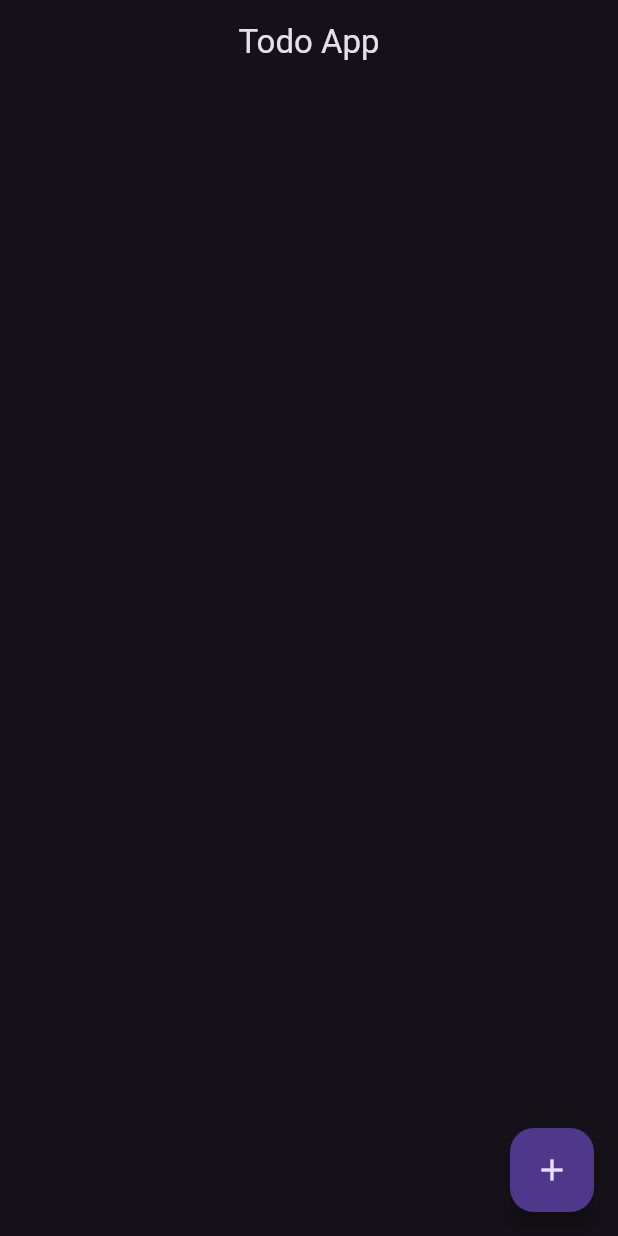
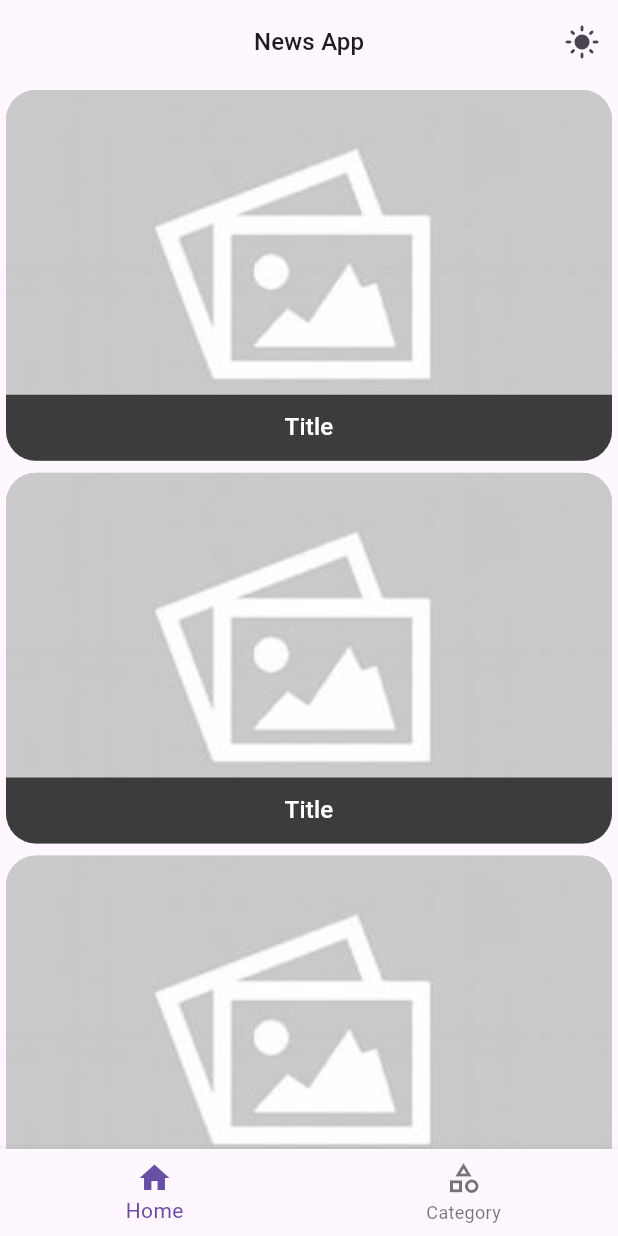
Before and after one commit to linith2244github/getx_sql, a Flutter app: the screen it shows after launch, on a phone screen of 412 x 824 dp. Run offline on Flutter 3.47's test engine with Material 3 defaults, Android fonts, the phone set to English and light mode, and no system bars; our stand-ins replace get, get_storage.

Commit message:
first commit

```diff
--- /dev/null
+++ b/lib/Controller/news_controller.dart
@@ -0,0 +1,35 @@
+import 'package:flutter/material.dart';
+import 'package:get/get.dart';
+import 'package:get_storage/get_storage.dart';
+
+class NewsController extends GetxController{
+
+  final box = GetStorage();
+
+  void changeThemeMode(){
+    String? theme = box.read('theme');
+    if(theme == null || theme == 'dark'){
+      Get.changeThemeMode(ThemeMode.light);
+      box.write('theme', 'light');
+    }else{
+      Get.changeThemeMode(ThemeMode.dark);
+      box.write('theme', 'dark');
+    }
+    update();
+  }
+
+  IconData iconTheme() {
+    String? theme = box.read('theme');
+    if(theme == 'dark'){
+      return Icons.dark_mode;
+    }else{
+      return Icons.light_mode;
+    }
+  }
+
+  int index = 0;
+  void changeNavBar({required int currentIndex}) {
+    index = currentIndex;
+    update();
+  }
+}
--- /dev/null
+++ b/lib/View/screens/home_screen.dart
@@ -0,0 +1,91 @@
+import 'package:flutter/material.dart';
+import 'package:get/get.dart';
+import 'package:getx_sqflite/Controller/news_controller.dart';
+import 'package:getx_sqflite/View/widgets/category_widget.dart';
+import 'package:getx_sqflite/View/widgets/home_widget.dart';
+
+class HomeScreen extends StatelessWidget {
+  HomeScreen({super.key});
+  final controller = Get.put(NewsController());
+  final pageController = PageController();
+
+  @override
+  Widget build(BuildContext context) {
+    return WillPopScope(
+      onWillPop: () async {
+        return await Get.dialog(
+          AlertDialog(
+            title: const Text('Closing The App'),
+            content: const Text('Are you sure to close the app?'),
+            actions: [
+              ElevatedButton(
+                  onPressed: () {
+                    Get.back(
+                      result: true,
+                    );
+                  },
+                  child: const Text('Close')),
+              ElevatedButton(
+                  onPressed: () {
+                    Get.back();
+                  },
+                  child: const Text('Cancel')),
+            ],
+          ),
+        );
+      },
+      child: Scaffold(
+        appBar: AppBar(
+          title: Text(
+            'News App',
+            style: Theme.of(context).textTheme.titleMedium,
+          ),
+          centerTitle: true,
+          actions: [
+            IconButton(
+                onPressed: () {
+                  controller.changeThemeMode();
+                },
+                icon: Icon(controller.iconTheme())),
+          ],
+        ),
+        body: PageView(
+          onPageChanged: (index){
+            controller.changeNavBar(currentIndex: index);
+            debugPrint(index.toString());
+          },
+          controller: pageController,
+          children: const [
+            HomeWidget(),
+            CategoryWidget(),
+          ],
+        ),
+        bottomNavigationBar: GetBuilder<NewsController>(builder: (controller){
+          return BottomNavigationBar(
+            type: BottomNavigationBarType.fixed,
+            currentIndex: controller.index,
+            onTap: (index){
+              controller.changeNavBar(currentIndex: index);
+              pageController.jumpToPage(index);
+              debugPrint(index.toString());
+            },
+            items: const [
+              BottomNavigationBarItem(
+                icon: Icon(Icons.home_max_outlined),
+                activeIcon: Icon(Icons.home),
+                label: 'Home',
+                tooltip: 'Home',
+              ),
+              BottomNavigationBarItem(
+                icon: Icon(Icons.category_outlined),
+                activeIcon: Icon(Icons.category),
+                label: 'Category',
+                tooltip: 'Category',
+              ),
+            ],
+          );
+        },)
+      ),
+    );
+  }
+}
--- /dev/null
+++ b/lib/View/widgets/home_widget.dart
@@ -0,0 +1,11 @@
+import 'package:flutter/material.dart';
+import 'package:getx_sqflite/View/widgets/list_items.dart';
+
+class HomeWidget extends StatelessWidget {
+  const HomeWidget({super.key});
+
+  @override
+  Widget build(BuildContext context) {
+    return ListItems();
+  }
+}
--- /dev/null
+++ b/lib/View/widgets/list_items.dart
@@ -0,0 +1,44 @@
+import 'package:flutter/material.dart';
+
+class ListItems extends StatelessWidget {
+  const ListItems({super.key});
+
+  @override
+  Widget build(BuildContext context) {
+    return ListView.builder(
+        itemCount: 5,
+        itemBuilder: (context, index) {
+          return Container(
+            margin: const EdgeInsets.all(4.0),
+            height: MediaQuery.of(context).size.height * 0.3,
+            width: double.infinity,
+            decoration: BoxDecoration(
+              color: Colors.grey.shade400,
+              borderRadius: BorderRadius.circular(20.0),
+              image: const DecorationImage(
+                  image: AssetImage('images/empty.jpg'), fit: BoxFit.cover),
+            ),
+            alignment: Alignment.bottomCenter,
+            child: Container(
+              width: double.infinity,
+              decoration: BoxDecoration(
+                color: Colors.black.withOpacity(0.7),
+                borderRadius: const BorderRadius.only(
+                  bottomLeft: Radius.circular(20.0),
+                  bottomRight: Radius.circular(20.0),
+                ),
+              ),
+              padding: const EdgeInsets.all(10.0),
+              child: Text(
+                'Title',
+                style: Theme.of(context)
+                    .textTheme
+                    .titleMedium
+                    ?.copyWith(color: Colors.white),
+                textAlign: TextAlign.center,
+              ),
+            ),
+          );
+        });
+  }
+}
--- a/lib/config/task_bindings.dart
+++ /dev/null
@@ -1,10 +0,0 @@
-import 'package:get/get.dart';
-import 'package:getx_sqflite/controller/controller.dart';
-
-class TasksBindings extends Bindings{
-  @override
-  void dependencies() {
-    Get.lazyPut(() => SQLController());
-  }
-
-}
--- a/lib/main.dart
+++ b/lib/main.dart
@@ -1,25 +1,28 @@
 import 'package:flutter/material.dart';
 import 'package:get/get.dart';
-import 'package:getx_sqflite/config/task_bindings.dart';
-import 'package:getx_sqflite/view/screens/home_screen.dart';
+import 'package:get_storage/get_storage.dart';
+import 'package:getx_sqflite/View/screens/home_screen.dart';
 
-void main() {
-  runApp(const MyApp());
+void main() async {
+  WidgetsFlutterBinding.ensureInitialized();
+  WidgetsFlutterBinding.ensureInitialized();
+  await GetStorage.init();
+  runApp(MyApp());
 }
 
 class MyApp extends StatelessWidget {
-  const MyApp({super.key});
+  MyApp({super.key});
+  final box = GetStorage();
 
   // This widget is the root of your application.
   @override
   Widget build(BuildContext context) {
-    TasksBindings().dependencies();
+    // debugPrint(box.read('theme'));
     return GetMaterialApp(
       title: 'Flutter Demo',
       theme: ThemeData.light(useMaterial3: true),
       darkTheme: ThemeData.dark(useMaterial3: true),
-      themeMode: ThemeMode.dark,
-      initialBinding: TasksBindings(),
+      themeMode: box.read('theme') == null || box.read('theme') != 'dark' ? ThemeMode.light : ThemeMode.dark,
       home: HomeScreen(),
     );
   }
--- a/lib/model/todo_model.dart
+++ /dev/null
@@ -1,26 +0,0 @@
-class TodoModel {
-  final int id;
-  final String title;
-  final String description;
-  final String time;
-  final int favorite;
-  final int completed;
-
-  TodoModel(
-      {required this.id,
-      required this.title,
-      required this.description,
-      required this.time,
-      required this.favorite,
-      required this.completed});
-
-  factory TodoModel.fromJson(Map<String, dynamic> json) {
-    return TodoModel(
-        id: json['id'],
-        title: json['title'],
-        description: json['description'],
-        time: json['time'],
-        favorite: json['favorite'],
-        completed: json['completed']);
-  }
-}
--- a/lib/view/screens/home_screen.dart
+++ /dev/null
@@ -1,37 +0,0 @@
-import 'package:flutter/cupertino.dart';
-import 'package:flutter/material.dart';
-import 'package:flutter/widgets.dart';
-import 'package:get/get.dart';
-import 'package:getx_sqflite/controller/controller.dart';
-import 'package:getx_sqflite/view/screens/edit_screen.dart';
-import 'package:getx_sqflite/view/widgets/todo_item.dart';
-
-class HomeScreen extends StatelessWidget {
-  HomeScreen({super.key});
-
-  final SQLController control = Get.find();
-
-  @override
-  Widget build(BuildContext context) {
-    return Scaffold(
-        appBar: AppBar(
-          title: const Text('Todo App'),
-          centerTitle: true,
-        ),
-        floatingActionButton: FloatingActionButton(
-          onPressed: () {
-            Get.to(() => EditScreen(), transition: Transition.downToUp);
-          },
-          child: const Icon(Icons.add),
-        ),
-        body: GetBuilder<SQLController>(
-          builder: (controller) => ListView.builder(
-            itemCount: controller.list.length,
-            itemBuilder: (context, index) => TodoItem(
-              controller: controller,
-              index: index,
-            ),
-          ),
-        ));
-  }
-}
--- a/pubspec.yaml
+++ b/pubspec.yaml
@@ -39,6 +39,7 @@ dependencies:
   sqflite: ^2.3.3+1
   hive: ^2.0.4
   hive_flutter: ^1.1.0
+  get_storage: ^2.1.1
 
 dev_dependencies:
   flutter_test:
@@ -63,8 +64,8 @@ flutter:
   uses-material-design: true
 
   # To add assets to your application, add an assets section, like this:
-  # assets:
-  #   - images/a_dot_burr.jpeg
+  assets:
+    - images/empty.jpg
   #   - images/a_dot_ham.jpeg
 
   # An image asset can refer to one or more resolution-specific "variants", see
```
Also changed, not shown: lib/View/widgets/category_widget.dart (added, +44 -0 lines), lib/controller/controller.dart (deleted, +0 -127 lines), lib/shared/constant.dart (added, +8 -0 lines), lib/shared/custom_text_form_field.dart (deleted, +0 -28 lines), lib/view/screens/edit_screen.dart (deleted, +0 -88 lines), lib/view/widgets/todo_item.dart (deleted, +0 -82 lines), images/empty.jpg (added), pubspec.lock, 1 other file.
